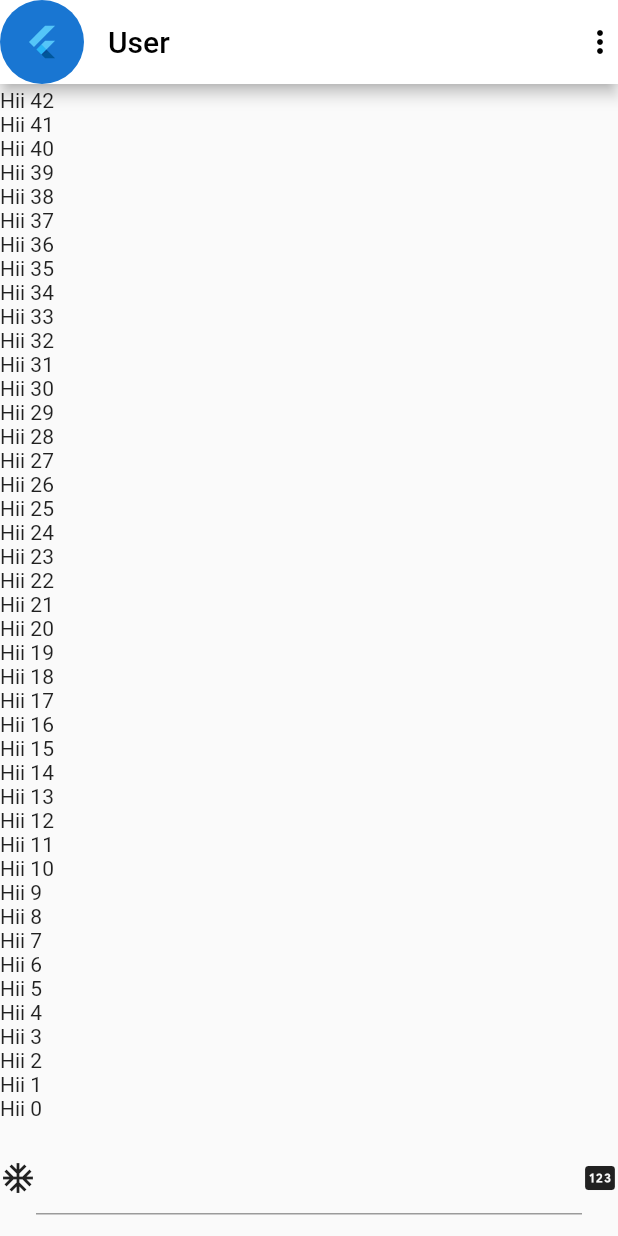
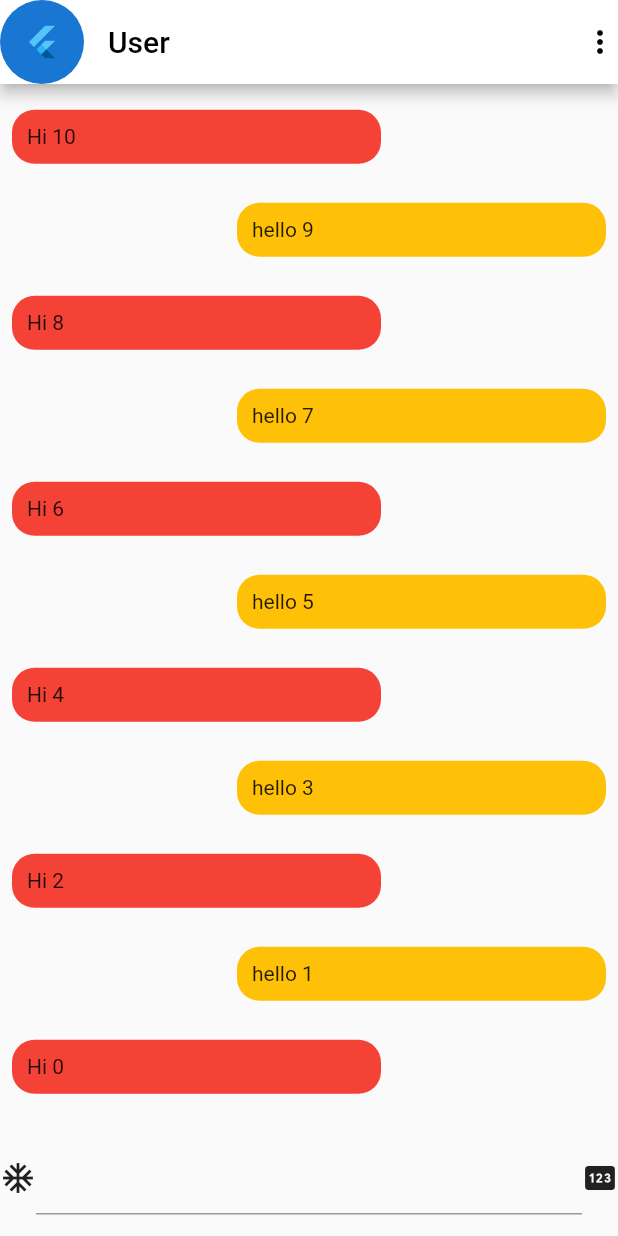
Before and after one commit to akarshbarar/TelegramClone, a Flutter app: the Chat screen opened by its route, on a phone screen of 412 x 824 dp. Run offline on Flutter 3.47's test engine with Material 2 defaults, Android fonts, the light colour scheme and no system bars.

Commit message:
chat bubble

```diff
--- a/lib/chat.dart
+++ b/lib/chat.dart
@@ -32,7 +32,10 @@ class _ChatState extends State<Chat> {
                     itemCount: 100,
                     reverse: true,
                     itemBuilder: (BuildContext context, int index) {
-                      return Text("Hii $index");
+                      return Padding(
+                        padding: const EdgeInsets.all(8.0),
+                        child: chatbubble(context, index),
+                      );
                     }),
               ),
               Expanded(
@@ -50,7 +53,26 @@ class _ChatState extends State<Chat> {
   }
 }
 
-
-// Widget chatbubble(BuildContext context, int index){
-//   if()
-// }
+Widget chatbubble(BuildContext context, int index) {
+  if (index % 2 == 0) {
+    return Padding(
+      padding: EdgeInsets.only(right: 150, bottom: 10),
+      child: Container(
+        padding: EdgeInsets.all(10),
+        decoration: BoxDecoration(
+            color: Colors.red, borderRadius: BorderRadius.circular(15)),
+        child: Text("Hi $index"),
+      ),
+    );
+  } else {
+    return Padding(
+      padding: EdgeInsets.only(left: 150, bottom: 10),
+      child: Container(
+        padding: EdgeInsets.all(10),
+        decoration: BoxDecoration(
+            color: Colors.amber, borderRadius: BorderRadius.circular(15)),
+        child: Text("hello $index"),
+      ),
+    );
+  }
+}
```
